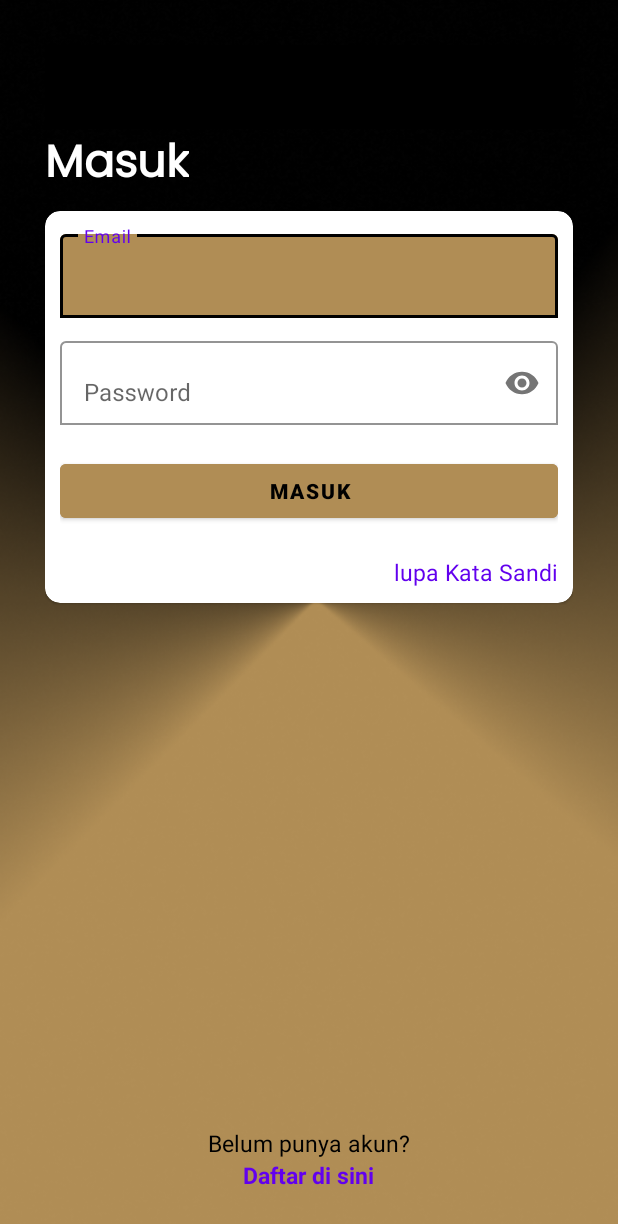
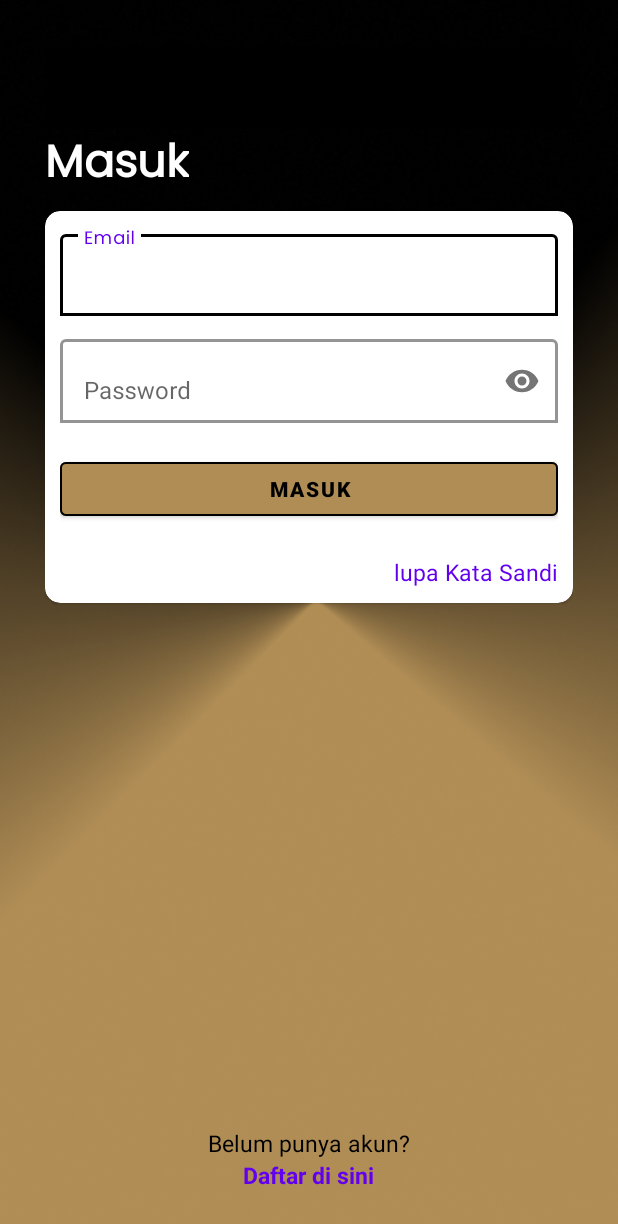
Before and after one commit to Flytix-Aerotech/AND-Tim-C-9, an Android app: the fragment Login shown on its own in the app's theme, on a phone screen of 412 x 824 dp. Shown: the top 1224 px of the screen. Run offline under Robolectric (Android 15) with nearby library versions, the phone set to English and light mode, and no system bars.

Commit message:
Update Home

```diff
--- a/app/src/main/res/layout/fragment_login.xml
+++ b/app/src/main/res/layout/fragment_login.xml
@@ -49,8 +49,9 @@
         android:layout_width="match_parent"
         android:layout_height="wrap_content"
         android:hint="Email"
-        app:boxBackgroundColor="@color/emas"
+        app:boxBackgroundColor="@color/white"
         app:boxBackgroundMode="outline"
+        app:boxStrokeWidth="2dp"
         app:boxStrokeColor="@color/black"
         android:layout_below="@id/tv_headingLogin"
         tools:ignore="NotSibling">
@@ -58,7 +59,8 @@
         <com.google.android.material.textfield.TextInputEditText
             android:id="@+id/et_emaillogin"
             android:layout_width="match_parent"
-            android:layout_height="wrap_content" />
+            android:layout_height="wrap_content"
+            style="@style/textbody12reguler"/>
 
     </com.google.android.material.textfield.TextInputLayout>
 
@@ -80,6 +82,7 @@
         android:layout_below="@id/layemail"
         app:boxBackgroundColor="@color/white"
         app:boxBackgroundMode="outline"
+        app:boxStrokeWidth="2dp"
         app:boxStrokeColor="@color/black"
         app:endIconMode="password_toggle"
         android:layout_marginTop="10dp"
@@ -94,7 +97,7 @@
     </com.google.android.material.textfield.TextInputLayout>
 
 
-    <Button
+    <com.google.android.material.button.MaterialButton
         android:id="@+id/btnLogin"
         style="@style/btngold"
         android:layout_width="match_parent"
@@ -102,6 +105,8 @@
         android:layout_centerHorizontal="true"
         android:layout_marginTop="20dp"
         android:layout_below="@id/laypass"
+        app:strokeWidth="1dp"
+        app:strokeColor="@color/black"
         android:text="Masuk" />
 
         </RelativeLayout>
```
